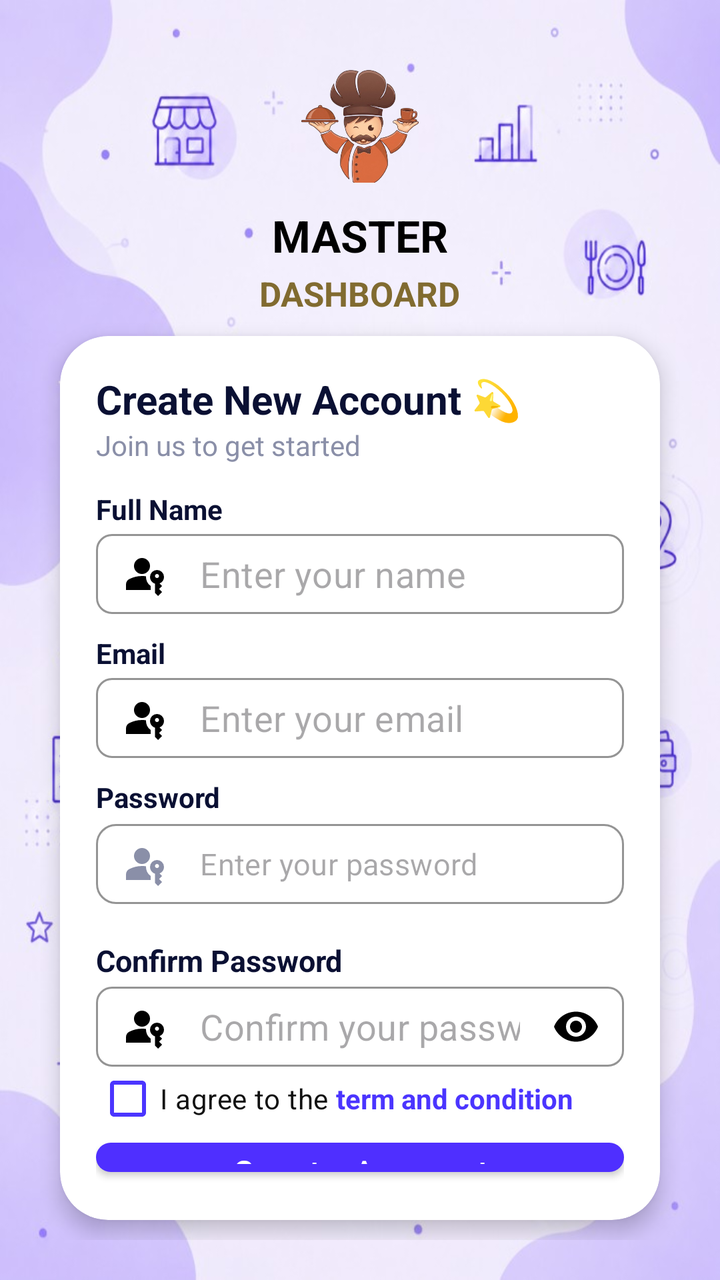
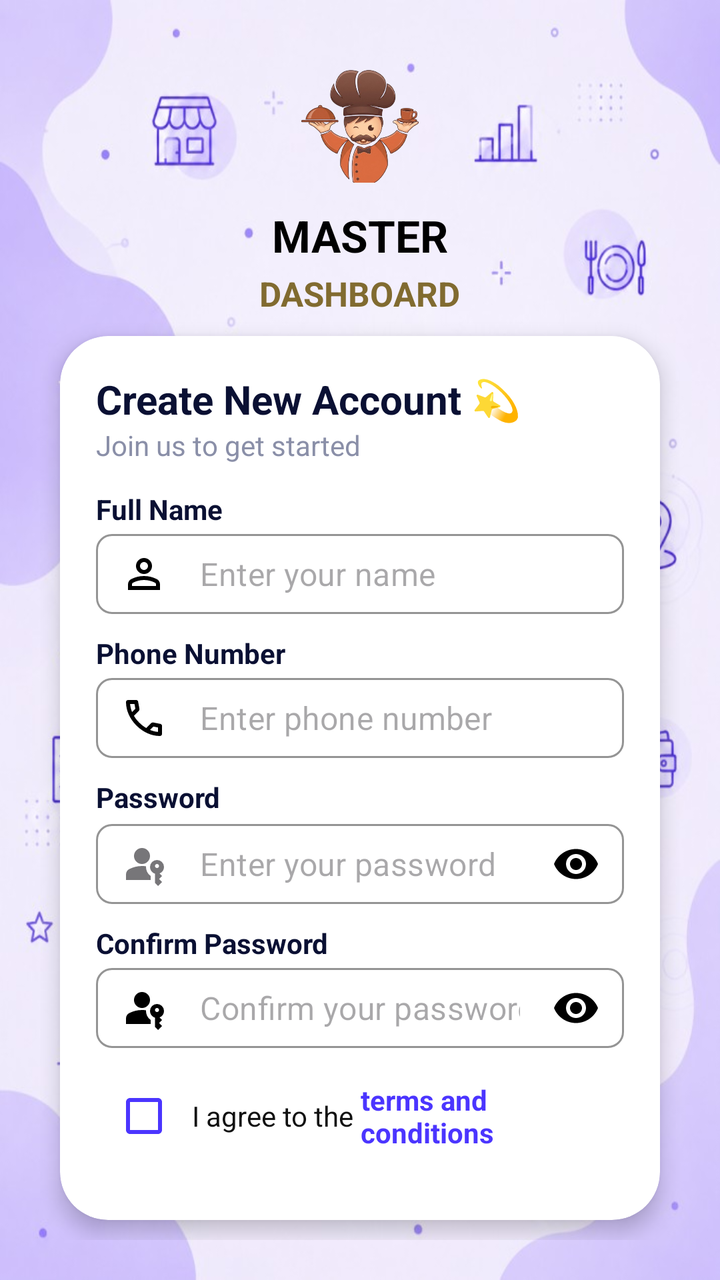

The first picture is an Android layout as it rendered before a commit; the second is the same layout after the commit. The layout source and the unified diff follow.
<!-- AndroidManifest.xml: application theme Theme.MasterDashboard -->
<!-- res/layout/activity_sign_up.xml -->
<?xml version="1.0" encoding="utf-8"?>
<androidx.constraintlayout.widget.ConstraintLayout xmlns:android="http://schemas.android.com/apk/res/android"
    xmlns:app="http://schemas.android.com/apk/res-auto"
    android:layout_width="match_parent"
    android:layout_height="match_parent"
    xmlns:tools="http://schemas.android.com/tools"
    android:background="@drawable/login_background"
    tools:context=".signup.SignUpActivity">

    <LinearLayout
        android:layout_width="match_parent"
        android:layout_height="wrap_content"
        android:orientation="vertical"
        android:padding="20dp"
        app:layout_constraintTop_toTopOf="parent"
        app:layout_constraintBottom_toBottomOf="parent"
        app:layout_constraintStart_toStartOf="parent"
        app:layout_constraintEnd_toEndOf="parent"
        android:gravity="center_horizontal">

        <com.google.android.material.imageview.ShapeableImageView
            android:layout_width="75dp"
            android:layout_height="75dp"
            android:scaleType="centerInside"
            android:src="@drawable/app_logo"/>


        <TextView
            android:layout_width="wrap_content"
            android:layout_height="wrap_content"
            android:text="MASTER"
            android:textSize="22sp"
            android:textAllCaps="true"
            android:textStyle="bold"
            android:textColor="@color/black"
            android:layout_marginTop="8dp"/>

        <TextView
            android:layout_width="wrap_content"
            android:layout_height="wrap_content"
            android:text="Dashboard"
            android:textAllCaps="true"
            android:layout_marginTop="3dp"
            android:textSize="17sp"
            android:textStyle="bold"
            android:textColor="@color/brown"/>

        <include
            android:id="@+id/login_item"
            layout="@layout/item_sing_up_screen"/>

    </LinearLayout>
</androidx.constraintlayout.widget.ConstraintLayout>
<!-- res/layout/item_sing_up_screen.xml (included above) -->
<?xml version="1.0" encoding="utf-8"?>
<com.google.android.material.card.MaterialCardView xmlns:android="http://schemas.android.com/apk/res/android"
    xmlns:app="http://schemas.android.com/apk/res-auto"
    android:layout_width="match_parent"
    android:layout_height="wrap_content"
    android:layout_margin="10dp"
    android:layout_gravity="center_horizontal"
    android:backgroundTint="@android:color/white"
    app:cardCornerRadius="24dp"
    app:cardElevation="6dp"
    app:strokeWidth="0dp">

    <LinearLayout
        android:layout_width="match_parent"
        android:layout_height="wrap_content"
        android:orientation="vertical"
        android:padding="18dp">

        
        <TextView
            android:layout_width="wrap_content"
            android:layout_height="wrap_content"
            android:text="Create New Account 💫"
            android:textColor="#0A1033"
            android:textStyle="bold"
            android:textSize="20sp" />

        <TextView
            android:layout_width="wrap_content"
            android:layout_height="wrap_content"
            android:text="@string/Signup_sub_title"
            android:textColor="#8A8FA8"
            android:textSize="14sp" />

        <TextView
            android:layout_width="wrap_content"
            android:layout_height="wrap_content"
            android:layout_marginTop="13dp"
            android:text="Full Name"
            android:textColor="#0A1033"
            android:textStyle="bold"
            android:textSize="14sp" />

        <com.google.android.material.textfield.TextInputLayout
            style="@style/Widget.MaterialComponents.TextInputLayout.OutlinedBox"
            android:layout_width="match_parent"
            android:layout_height="wrap_content"
            android:layout_marginTop="3dp"
            app:boxBackgroundMode="outline"
            app:boxCornerRadiusTopStart="8dp"
            app:boxCornerRadiusTopEnd="8dp"
            app:boxCornerRadiusBottomStart="8dp"
            app:boxCornerRadiusBottomEnd="8dp"
            app:boxStrokeColor="@color/black"
            app:startIconTint="@color/black"
            app:hintEnabled="false"
            app:startIconDrawable="@drawable/ic_passkey_24dp">

            <com.google.android.material.textfield.TextInputEditText
                android:id="@+id/signup_name_et"
                android:layout_width="match_parent"
                android:layout_height="@dimen/signup_et_height_40dp"
                android:textColor="#111111"
                android:paddingTop="0dp"
                android:paddingBottom="0dp"
                android:gravity="center_vertical"
                android:textAllCaps="false"
                android:hint="Enter your name"
                android:textSize="18sp"
                android:inputType="textEmailAddress" />
        </com.google.android.material.textfield.TextInputLayout>

        
        <TextView
            android:layout_width="wrap_content"
            android:layout_height="wrap_content"
            android:layout_marginTop="10dp"
            android:text="Email"
            android:textColor="#0A1033"
            android:textStyle="bold"
            android:textSize="14sp" />

        <com.google.android.material.textfield.TextInputLayout
            style="@style/Widget.MaterialComponents.TextInputLayout.OutlinedBox"
            android:layout_width="match_parent"
            android:layout_height="wrap_content"
            android:layout_marginTop="3dp"
            app:boxBackgroundMode="outline"
            app:boxCornerRadiusTopStart="8dp"
            app:boxCornerRadiusTopEnd="8dp"
            app:boxCornerRadiusBottomStart="8dp"
            app:boxCornerRadiusBottomEnd="8dp"
            app:boxStrokeColor="#E3E5EF"
            app:startIconTint="@color/black"
            app:hintEnabled="false"
            app:startIconDrawable="@drawable/ic_passkey_24dp">

            <com.google.android.material.textfield.TextInputEditText
                android:id="@+id/singup_email_et"
                android:layout_width="match_parent"
                android:layout_height="@dimen/signup_et_height_40dp"
                android:hint="Enter your email"
                android:textColor="#111111"
                android:paddingTop="0dp"
                android:paddingBottom="0dp"
                android:gravity="center_vertical"
                android:textAllCaps="false"
                android:textSize="18sp"
                android:inputType="textEmailAddress" />
        </com.google.android.material.textfield.TextInputLayout>

        
        <TextView
            android:layout_width="wrap_content"
            android:layout_height="wrap_content"
            android:layout_marginTop="10dp"
            android:text="Password"
            android:textColor="#0A1033"
            android:textStyle="bold"
            android:textSize="14sp" />
        <com.google.android.material.textfield.TextInputLayout
            style="@style/Widget.MaterialComponents.TextInputLayout.OutlinedBox"
            android:layout_width="match_parent"
            android:layout_height="48dp"
            android:layout_marginTop="4dp"
            android:hint="Enter your full name"
            app:boxBackgroundMode="outline"
            app:boxCornerRadiusTopStart="10dp"
            app:boxCornerRadiusTopEnd="10dp"
            app:boxCornerRadiusBottomStart="10dp"
            app:boxCornerRadiusBottomEnd="10dp"
            app:boxStrokeWidth="1dp"
            app:boxStrokeWidthFocused="1dp"
            app:boxStrokeColor="#E3E5EF"
            app:startIconDrawable="@drawable/ic_passkey_24dp"
            app:startIconTint="#8A8FA8"
            app:hintEnabled="false"
            app:hintTextColor="#8A8FA8">

            <com.google.android.material.textfield.TextInputEditText
                android:id="@+id/signup_password_et"
                android:layout_width="match_parent"
                android:layout_height="@dimen/signup_et_height_40dp"
                android:paddingTop="0dp"
                android:paddingBottom="0dp"
                android:gravity="center_vertical"
                android:hint="Enter your password"
                android:textColor="#111111"
                android:textSize="15sp"
                android:background="@null"
                android:inputType="textPersonName" />

        </com.google.android.material.textfield.TextInputLayout>
        
        <TextView
            android:layout_width="wrap_content"
            android:layout_height="wrap_content"
            android:layout_marginTop="10dp"
            android:text="Confirm Password"
            android:textColor="#0A1033"
            android:textStyle="bold"
            android:textSize="15sp" />

        
        <com.google.android.material.textfield.TextInputLayout
            style="@style/Widget.MaterialComponents.TextInputLayout.OutlinedBox"
            android:layout_width="match_parent"
            android:layout_height="wrap_content"
            android:layout_marginTop="3dp"
            app:boxBackgroundMode="outline"
            app:boxCornerRadiusTopStart="8dp"
            app:boxCornerRadiusTopEnd="8dp"
            app:boxCornerRadiusBottomStart="8dp"
            app:boxCornerRadiusBottomEnd="8dp"
            app:boxStrokeColor="#E3E5EF"
            app:endIconMode="password_toggle"
            app:startIconTint="@color/black"
            app:hintEnabled="false"
            app:endIconTint="@color/black"
            app:startIconDrawable="@drawable/ic_passkey_24dp">

            <com.google.android.material.textfield.TextInputEditText
                android:id="@+id/signup_re_pass_et"
                android:layout_width="match_parent"
                android:layout_height="@dimen/signup_et_height_40dp"
                android:textColor="#111111"
                android:paddingTop="0dp"
                android:paddingBottom="0dp"
                android:gravity="center_vertical"
                android:hint="Confirm your password"
                android:textSize="18sp"
                android:textAllCaps="false"
                android:inputType="textPassword" />
        </com.google.android.material.textfield.TextInputLayout>

        <LinearLayout
            android:layout_width="match_parent"
            android:layout_height="20dp"
            android:layout_marginTop="6dp"
            android:layout_marginBottom="6dp"
            android:orientation="horizontal">

            <CheckBox
                android:id="@+id/signup_cb"
                android:layout_width="wrap_content"
                android:layout_height="wrap_content"
                android:buttonTint="#4B35FF"
                android:text="I agree to the "
                android:textColor="#111111"
                android:textSize="14sp" />

            <TextView
                android:id="@+id/signup_term_cond"
                android:layout_width="wrap_content"
                android:layout_height="wrap_content"
                android:text="term and condition"
                android:textColor="#4B35FF"
                android:textSize="14sp"
                android:textStyle="bold" />
        </LinearLayout>

        
        <com.google.android.material.button.MaterialButton
            android:id="@+id/signup_create_acc_btn"
            style="@style/Button.MyApp.Large"
            android:layout_width="match_parent"
            android:layout_height="wrap_content"
            android:text="Create Account"
            app:iconGravity="textStart"
            app:iconPadding="10dp"
            app:iconTint="@android:color/white" />

        
        <LinearLayout
            android:layout_width="match_parent"
            android:layout_height="wrap_content"
            android:layout_marginTop="10dp"
            android:gravity="center_vertical"
            android:orientation="horizontal">

            <View
                android:layout_width="0dp"
                android:layout_height="1dp"
                android:layout_weight="1"
                android:background="#E0E0E0" />

            <TextView
                android:layout_width="wrap_content"
                android:layout_height="wrap_content"
                android:layout_marginHorizontal="10dp"
                android:text="or continue with"
                android:textColor="#8A8FA8"
                android:textSize="14sp" />

            <View
                android:layout_width="0dp"
                android:layout_height="1dp"
                android:layout_weight="1"
                android:background="#E0E0E0" />
        </LinearLayout>

        
        <com.google.android.material.button.MaterialButton
            android:id="@+id/google_btn"
            android:layout_width="match_parent"
            android:layout_height="wrap_content"
            android:layout_weight="1"
            android:layout_marginEnd="6dp"
            android:text="Google"
            android:textAllCaps="false"
            android:textColor="#111111"
            android:textSize="15sp"
            app:backgroundTint="@android:color/white"
            app:cornerRadius="12dp"
            app:iconGravity="textStart"
            app:iconPadding="8dp"
            app:strokeColor="#E3E5EF"
            app:strokeWidth="1dp" />

        
        <LinearLayout
            android:layout_width="wrap_content"
            android:layout_height="wrap_content"
            android:layout_gravity="center_horizontal"
            android:layout_marginTop="13dp"
            android:orientation="horizontal">

            <TextView
                android:layout_width="wrap_content"
                android:layout_height="wrap_content"
                android:text="Already have an account? "
                android:textColor="#6E738A"
                android:textSize="14sp" />

            <TextView
                android:id="@+id/signup_login_tv"
                android:layout_width="wrap_content"
                android:layout_height="wrap_content"
                android:text="Login"
                android:textColor="#4B35FF"
                android:textStyle="bold"
                android:textSize="14sp" />
        </LinearLayout>

    </LinearLayout>

</com.google.android.material.card.MaterialCardView>
<!-- resources referenced by this layout -->
<resources>
  <color name="black">#FF000000</color>
  <color name="brown">#816B30</color>
  <dimen name="signup_et_height_40dp">40dp</dimen>
  <!-- drawable app_logo: png bitmap (drawable, 176640 bytes) -->
  <!-- drawable ic_passkey_24dp (drawable) -->
  <vector xmlns:android="http://schemas.android.com/apk/res/android"
      android:width="24dp"
      android:height="24dp"
      android:viewportWidth="960"
      android:viewportHeight="960">
    <path
        android:pathData="M120,800v-112q0,-34 17.5,-62.5T184,582q62,-31 126,-46.5T440,520q20,0 40,1.5t40,4.5q-4,58 21,109.5t73,84.5v80L120,800ZM760,920l-60,-60v-186q-44,-13 -72,-49.5T600,540q0,-58 41,-99t99,-41q58,0 99,41t41,99q0,45 -25.5,80T790,670l50,50 -60,60 60,60 -80,80ZM440,480q-66,0 -113,-47t-47,-113q0,-66 47,-113t113,-47q66,0 113,47t47,113q0,66 -47,113t-113,47ZM740,560q17,0 28.5,-11.5T780,520q0,-17 -11.5,-28.5T740,480q-17,0 -28.5,11.5T700,520q0,17 11.5,28.5T740,560Z"
        android:fillColor="#e3e3e3"/>
  </vector>
  <!-- drawable login_background: jpg bitmap (drawable, 50222 bytes) -->
  <string name="Signup_sub_title">"Join us to get started"</string>
  <style name="Button.MyApp.Large">
          <item name="android:textSize">16sp</item>
          <item name="android:minHeight">56dp</item>
          <item name="android:paddingStart">24dp</item>
          <item name="android:paddingEnd">24dp</item>
          <item name="cornerRadius">16dp</item>
      </style>
  <style name="Theme.MasterDashboard" parent="Base.Theme.MasterDashboard" />
  
  
      // For EditText Outline color
  <style name="Base.Theme.MasterDashboard" parent="Theme.Material3.DayNight.NoActionBar">
          
          
      </style>
</resources>

<!-- the commit's change to res/layout/activity_sign_up.xml (unified diff, before → after) -->
@@ -5,7 +5,7 @@
     android:layout_height="match_parent"
     xmlns:tools="http://schemas.android.com/tools"
     android:background="@drawable/login_background"
-    tools:context=".signup.SignUpActivity">
+    tools:context=".login.views.SignUpActivity">
 
     <LinearLayout
         android:layout_width="match_parent"
@@ -86,6 +86,7 @@
             android:textColor="#8A8FA8"
             android:textSize="14sp" />
 
+        
         <TextView
             android:layout_width="wrap_content"
             android:layout_height="wrap_content"
@@ -96,6 +97,7 @@
             android:textSize="14sp" />
 
         <com.google.android.material.textfield.TextInputLayout
+            android:id="@+id/signup_name_til"
             style="@style/Widget.MaterialComponents.TextInputLayout.OutlinedBox"
             android:layout_width="match_parent"
             android:layout_height="wrap_content"
@@ -108,7 +110,8 @@
             app:boxStrokeColor="@color/black"
             app:startIconTint="@color/black"
             app:hintEnabled="false"
-            app:startIconDrawable="@drawable/ic_passkey_24dp">
+            app:errorTextColor="@color/error_dark_red"
+            app:startIconDrawable="@drawable/ic_person_24dp">
 
             <com.google.android.material.textfield.TextInputEditText
                 android:id="@+id/signup_name_et"
@@ -120,8 +123,8 @@
                 android:gravity="center_vertical"
                 android:textAllCaps="false"
                 android:hint="Enter your name"
-                android:textSize="18sp"
-                android:inputType="textEmailAddress" />
+                android:textSize="16sp"
+                android:inputType="textPersonName" />
         </com.google.android.material.textfield.TextInputLayout>
 
         
@@ -129,12 +132,13 @@
             android:layout_width="wrap_content"
             android:layout_height="wrap_content"
             android:layout_marginTop="10dp"
-            android:text="Email"
+            android:text="Phone Number"
             android:textColor="#0A1033"
             android:textStyle="bold"
             android:textSize="14sp" />
 
         <com.google.android.material.textfield.TextInputLayout
+            android:id="@+id/signup_phone_til"
             style="@style/Widget.MaterialComponents.TextInputLayout.OutlinedBox"
             android:layout_width="match_parent"
             android:layout_height="wrap_content"
@@ -147,20 +151,20 @@
             app:boxStrokeColor="#E3E5EF"
             app:startIconTint="@color/black"
             app:hintEnabled="false"
-            app:startIconDrawable="@drawable/ic_passkey_24dp">
+            app:errorTextColor="@color/error_dark_red"
+            app:startIconDrawable="@drawable/ic_call_24dp">
 
             <com.google.android.material.textfield.TextInputEditText
-                android:id="@+id/singup_email_et"
+                android:id="@+id/signup_phone_et"
                 android:layout_width="match_parent"
                 android:layout_height="@dimen/signup_et_height_40dp"
-                android:hint="Enter your email"
+                android:hint="Enter phone number"
                 android:textColor="#111111"
                 android:paddingTop="0dp"
                 android:paddingBottom="0dp"
                 android:gravity="center_vertical"
-                android:textAllCaps="false"
-                android:textSize="18sp"
-                android:inputType="textEmailAddress" />
+                android:textSize="16sp"
+                android:inputType="phone" />
         </com.google.android.material.textfield.TextInputLayout>
 
         
@@ -172,24 +176,26 @@
             android:textColor="#0A1033"
             android:textStyle="bold"
             android:textSize="14sp" />
+
         <com.google.android.material.textfield.TextInputLayout
+            android:id="@+id/signup_password_til"
             style="@style/Widget.MaterialComponents.TextInputLayout.OutlinedBox"
             android:layout_width="match_parent"
-            android:layout_height="48dp"
+            android:layout_height="wrap_content"
             android:layout_marginTop="4dp"
-            android:hint="Enter your full name"
             app:boxBackgroundMode="outline"
-            app:boxCornerRadiusTopStart="10dp"
-            app:boxCornerRadiusTopEnd="10dp"
-            app:boxCornerRadiusBottomStart="10dp"
-            app:boxCornerRadiusBottomEnd="10dp"
+            app:boxCornerRadiusTopStart="8dp"
+            app:boxCornerRadiusTopEnd="8dp"
+            app:boxCornerRadiusBottomStart="8dp"
+            app:boxCornerRadiusBottomEnd="8dp"
             app:boxStrokeWidth="1dp"
             app:boxStrokeWidthFocused="1dp"
             app:boxStrokeColor="#E3E5EF"
             app:startIconDrawable="@drawable/ic_passkey_24dp"
-            app:startIconTint="#8A8FA8"
             app:hintEnabled="false"
-            app:hintTextColor="#8A8FA8">
+            app:errorTextColor="@color/error_dark_red"
+            app:endIconTint="@color/black"
+            app:endIconMode="password_toggle">
 
             <com.google.android.material.textfield.TextInputEditText
                 android:id="@+id/signup_password_et"
@@ -200,11 +206,10 @@
                 android:gravity="center_vertical"
                 android:hint="Enter your password"
                 android:textColor="#111111"
-                android:textSize="15sp"
-                android:background="@null"
-                android:inputType="textPersonName" />
-
+                android:textSize="16sp"
+                android:inputType="textPassword" />
         </com.google.android.material.textfield.TextInputLayout>
+
         
         <TextView
             android:layout_width="wrap_content"
@@ -213,10 +218,10 @@
             android:text="Confirm Password"
             android:textColor="#0A1033"
             android:textStyle="bold"
-            android:textSize="15sp" />
-
-        
+            android:textSize="14sp" />
+
         <com.google.android.material.textfield.TextInputLayout
+            android:id="@+id/signup_re_password_til"
             style="@style/Widget.MaterialComponents.TextInputLayout.OutlinedBox"
             android:layout_width="match_parent"
             android:layout_height="wrap_content"
@@ -229,6 +234,7 @@
             app:boxStrokeColor="#E3E5EF"
             app:endIconMode="password_toggle"
             app:startIconTint="@color/black"
+            app:errorTextColor="@color/error_dark_red"
             app:hintEnabled="false"
             app:endIconTint="@color/black"
             app:startIconDrawable="@drawable/ic_passkey_24dp">
@@ -242,16 +248,17 @@
                 android:paddingBottom="0dp"
                 android:gravity="center_vertical"
                 android:hint="Confirm your password"
-                android:textSize="18sp"
-                android:textAllCaps="false"
+                android:textSize="16sp"
                 android:inputType="textPassword" />
         </com.google.android.material.textfield.TextInputLayout>
 
+        
         <LinearLayout
             android:layout_width="match_parent"
-            android:layout_height="20dp"
-            android:layout_marginTop="6dp"
-            android:layout_marginBottom="6dp"
+            android:layout_height="wrap_content"
+            android:layout_marginTop="10dp"
+            android:layout_marginBottom="10dp"
+            android:gravity="center_vertical"
             android:orientation="horizontal">
 
             <CheckBox
@@ -259,6 +266,11 @@
                 android:layout_width="wrap_content"
                 android:layout_height="wrap_content"
                 android:buttonTint="#4B35FF"
+                android:paddingEnd="8dp" />
+
+            <TextView
+                android:layout_width="wrap_content"
+                android:layout_height="wrap_content"
                 android:text="I agree to the "
                 android:textColor="#111111"
                 android:textSize="14sp" />
@@ -267,7 +279,7 @@
                 android:id="@+id/signup_term_cond"
                 android:layout_width="wrap_content"
                 android:layout_height="wrap_content"
-                android:text="term and condition"
+                android:text="terms and conditions"
                 android:textColor="#4B35FF"
                 android:textSize="14sp"
                 android:textStyle="bold" />
@@ -276,67 +288,21 @@
         
         <com.google.android.material.button.MaterialButton
             android:id="@+id/signup_create_acc_btn"
-            style="@style/Button.MyApp.Large"
-            android:layout_width="match_parent"
-            android:layout_height="wrap_content"
+            style="@style/Widget.MaterialComponents.Button"
+            android:layout_width="match_parent"
+            android:layout_height="56dp"
             android:text="Create Account"
-            app:iconGravity="textStart"
-            app:iconPadding="10dp"
-            app:iconTint="@android:color/white" />
+            android:textAllCaps="false"
+            android:backgroundTint="#4B35FF"
+            app:cornerRadius="12dp" />
+
 
         
         <LinearLayout
-            android:layout_width="match_parent"
-            android:layout_height="wrap_content"
-            android:layout_marginTop="10dp"
-            android:gravity="center_vertical"
-            android:orientation="horizontal">
-
-            <View
-                android:layout_width="0dp"
-                android:layout_height="1dp"
-                android:layout_weight="1"
-                android:background="#E0E0E0" />
-
-            <TextView
-                android:layout_width="wrap_content"
-                android:layout_height="wrap_content"
-                android:layout_marginHorizontal="10dp"
-                android:text="or continue with"
-                android:textColor="#8A8FA8"
-                android:textSize="14sp" />
-
-            <View
-                android:layout_width="0dp"
-                android:layout_height="1dp"
-                android:layout_weight="1"
-                android:background="#E0E0E0" />
-        </LinearLayout>
-
-        
-        <com.google.android.material.button.MaterialButton
-            android:id="@+id/google_btn"
-            android:layout_width="match_parent"
-            android:layout_height="wrap_content"
-            android:layout_weight="1"
-            android:layout_marginEnd="6dp"
-            android:text="Google"
-            android:textAllCaps="false"
-            android:textColor="#111111"
-            android:textSize="15sp"
-            app:backgroundTint="@android:color/white"
-            app:cornerRadius="12dp"
-            app:iconGravity="textStart"
-            app:iconPadding="8dp"
-            app:strokeColor="#E3E5EF"
-            app:strokeWidth="1dp" />
-
-        
-        <LinearLayout
             android:layout_width="wrap_content"
             android:layout_height="wrap_content"
             android:layout_gravity="center_horizontal"
-            android:layout_marginTop="13dp"
+            android:layout_marginTop="20dp"
             android:orientation="horizontal">
 
             <TextView
<!-- resource entries referenced after the edit -->
@@ -4,6 +4,16 @@
   <color name="brown">#816B30</color>
   <dimen name="signup_et_height_40dp">40dp</dimen>
   <!-- drawable app_logo: png bitmap (drawable, 176640 bytes) -->
+  <!-- drawable ic_call_24dp (drawable) -->
+  <vector xmlns:android="http://schemas.android.com/apk/res/android"
+      android:width="24dp"
+      android:height="24dp"
+      android:viewportWidth="960"
+      android:viewportHeight="960">
+    <path
+        android:pathData="M798,840q-125,0 -247,-54.5T329,631Q229,531 174.5,409T120,162q0,-18 12,-30t30,-12h162q14,0 25,9.5t13,22.5l26,140q2,16 -1,27t-11,19l-97,98q20,37 47.5,71.5T387,574q31,31 65,57.5t72,48.5l94,-94q9,-9 23.5,-13.5T670,570l138,28q14,4 23,14.5t9,23.5v162q0,18 -12,30t-30,12ZM241,360l66,-66 -17,-94h-89q5,41 14,81t26,79ZM599,718q39,17 79.5,27t81.5,13v-88l-94,-19 -67,67ZM241,360ZM599,718Z"
+        android:fillColor="#e3e3e3"/>
+  </vector>
   <!-- drawable ic_passkey_24dp (drawable) -->
   <vector xmlns:android="http://schemas.android.com/apk/res/android"
       android:width="24dp"
@@ -14,15 +24,18 @@
         android:pathData="M120,800v-112q0,-34 17.5,-62.5T184,582q62,-31 126,-46.5T440,520q20,0 40,1.5t40,4.5q-4,58 21,109.5t73,84.5v80L120,800ZM760,920l-60,-60v-186q-44,-13 -72,-49.5T600,540q0,-58 41,-99t99,-41q58,0 99,41t41,99q0,45 -25.5,80T790,670l50,50 -60,60 60,60 -80,80ZM440,480q-66,0 -113,-47t-47,-113q0,-66 47,-113t113,-47q66,0 113,47t47,113q0,66 -47,113t-113,47ZM740,560q17,0 28.5,-11.5T780,520q0,-17 -11.5,-28.5T740,480q-17,0 -28.5,11.5T700,520q0,17 11.5,28.5T740,560Z"
         android:fillColor="#e3e3e3"/>
   </vector>
+  <!-- drawable ic_person_24dp (drawable) -->
+  <vector xmlns:android="http://schemas.android.com/apk/res/android"
+      android:width="24dp"
+      android:height="24dp"
+      android:viewportWidth="960"
+      android:viewportHeight="960">
+    <path
+        android:pathData="M480,480q-66,0 -113,-47t-47,-113q0,-66 47,-113t113,-47q66,0 113,47t47,113q0,66 -47,113t-113,47ZM160,800v-112q0,-34 17.5,-62.5T224,582q62,-31 126,-46.5T480,520q66,0 130,15.5T736,582q29,15 46.5,43.5T800,688v112L160,800ZM240,720h480v-32q0,-11 -5.5,-20T700,654q-54,-27 -109,-40.5T480,600q-56,0 -111,13.5T260,654q-9,5 -14.5,14t-5.5,20v32ZM480,400q33,0 56.5,-23.5T560,320q0,-33 -23.5,-56.5T480,240q-33,0 -56.5,23.5T400,320q0,33 23.5,56.5T480,400ZM480,320ZM480,720Z"
+        android:fillColor="@color/black"/>
+  </vector>
   <!-- drawable login_background: jpg bitmap (drawable, 50222 bytes) -->
   <string name="Signup_sub_title">"Join us to get started"</string>
-  <style name="Button.MyApp.Large">
-          <item name="android:textSize">16sp</item>
-          <item name="android:minHeight">56dp</item>
-          <item name="android:paddingStart">24dp</item>
-          <item name="android:paddingEnd">24dp</item>
-          <item name="cornerRadius">16dp</item>
-      </style>
   <style name="Theme.MasterDashboard" parent="Base.Theme.MasterDashboard" />
   
   
